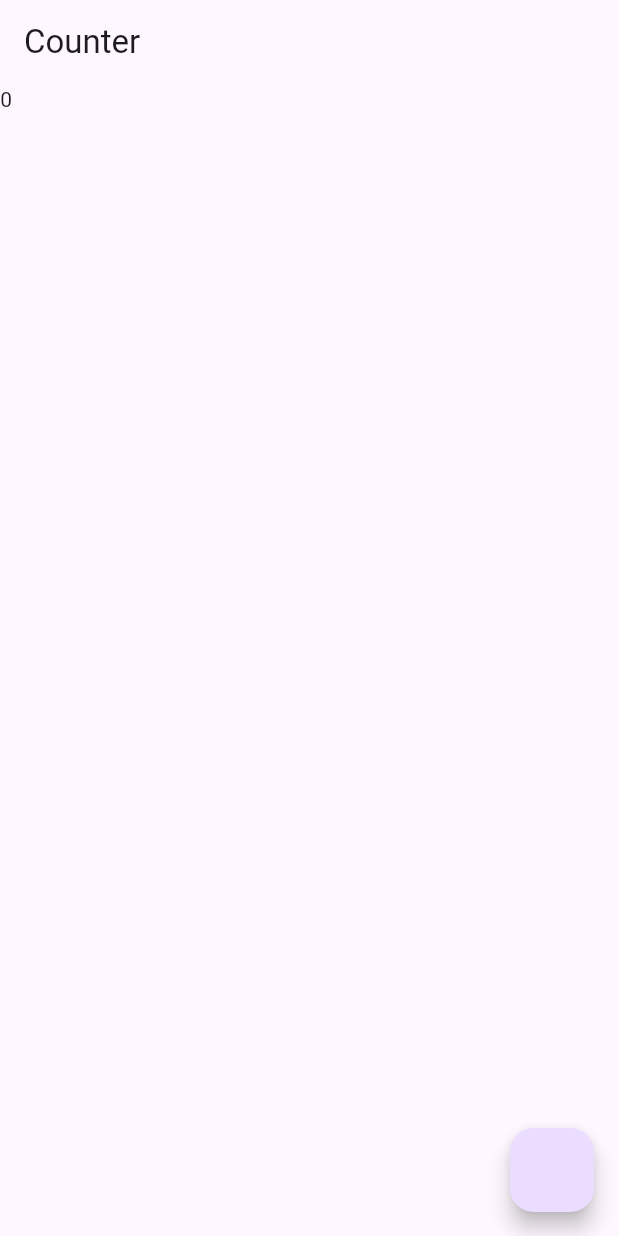
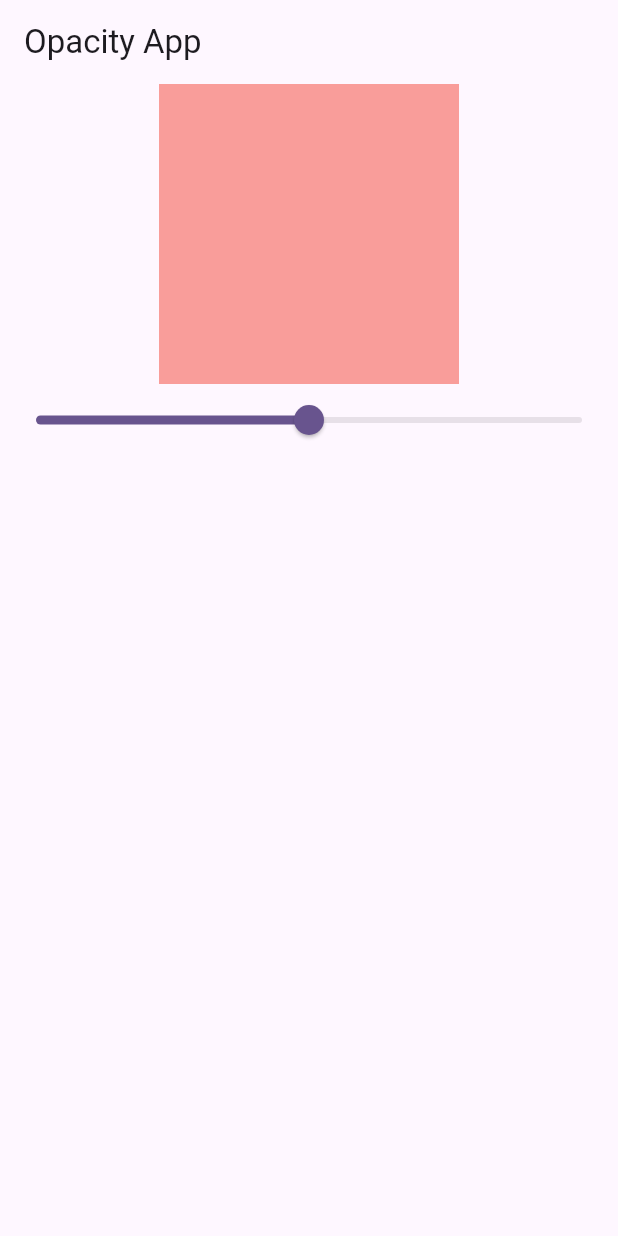
Before and after one commit to HasnathJami/Flutter_GetX_Masterclass, a Flutter app: the screen it shows after launch, on a phone screen of 412 x 824 dp. Run offline on Flutter 3.47's test engine with Material 3 defaults, Android fonts, the phone set to English and light mode, and no system bars; our stand-ins replace get.

Commit message:
10. GetX: Example Two(Opacity with Slider)

```diff
--- a/lib/main.dart
+++ b/lib/main.dart
@@ -1,9 +1,10 @@
 import 'package:flutter/material.dart';
-import 'package:flutter_getx_masterclass/counter/counter_screen.dart';
+import 'package:flutter_getx_masterclass/opacity/opacity_screen.dart';
 import 'package:get/get.dart';
 
 void main() {
   runApp(const MyApp());
+
 }
 
 class MyApp extends StatelessWidget {
@@ -12,6 +13,7 @@ class MyApp extends StatelessWidget {
   @override
   Widget build(BuildContext context) {
     return GetMaterialApp(
+      debugShowCheckedModeBanner: false,
       title: 'Flutter Demo',
       // translations: Languages(),
       // locale: Locale('en', 'US'),
@@ -20,7 +22,7 @@ class MyApp extends StatelessWidget {
         colorScheme: ColorScheme.fromSeed(seedColor: Colors.deepPurple),
         useMaterial3: true,
       ),
-      home: CounterScreen(),
+      home: OpacityScreen(),
       // getPages: [
       //   GetPage(name:'/', page: () => HomeScreen()),
       //   GetPage(name:'/screenOne', page: () => ScreenOne()),
--- /dev/null
+++ b/lib/opacity/opacity_controller.dart
@@ -0,0 +1,11 @@
+import 'package:get/get.dart';
+
+class OpacityController extends GetxController {
+  final RxDouble opacity = 0.5.obs;
+
+  void setOpacity(double value) {
+    opacity.value = value;
+  }
+
+  double getOpacity() => opacity.value;
+}
--- /dev/null
+++ b/lib/opacity/opacity_screen.dart
@@ -0,0 +1,57 @@
+import 'package:flutter/material.dart';
+import 'package:flutter_getx_masterclass/opacity/opacity_controller.dart';
+import 'package:get/get.dart';
+
+class OpacityScreen extends StatefulWidget {
+  const OpacityScreen({super.key});
+
+  @override
+  State<OpacityScreen> createState() => _CounterScreenState();
+}
+
+class _CounterScreenState extends State<OpacityScreen> {
+  OpacityController controller = Get.put(OpacityController());
+
+  @override
+  Widget build(BuildContext context) {
+    return Scaffold(
+      appBar: AppBar(
+        title: Text('Opacity App'),
+      ),
+      // body: Obx((){
+      //   return Column(
+      //     children: [
+      //       Container(
+      //         height: 200,
+      //         width: 200,
+      //         color: Colors.red.withOpacity(controller.getOpacity()),
+      //       ),
+      //       Slider(value:  controller.getOpacity(), onChanged: (value) {
+      //         print(value);
+      //         controller.setOpacity(value);
+      //         // opacity = value;
+      //         // setState(() {});
+      //       })
+      //     ],
+      //   );
+      // }),
+      body: Column(
+        children: [
+          Obx(() => Container(
+                height: 200,
+                width: 200,
+                color: Colors.red.withOpacity(controller.getOpacity()),
+              )),
+          Obx(() => Slider(
+              value: controller.getOpacity(),
+              onChanged: (value) {
+                print(value);
+                controller.setOpacity(value);
+                // opacity = value;
+                // setState(() {});
+              })),
+        ],
+      ),
+    );
+  }
+}
```
